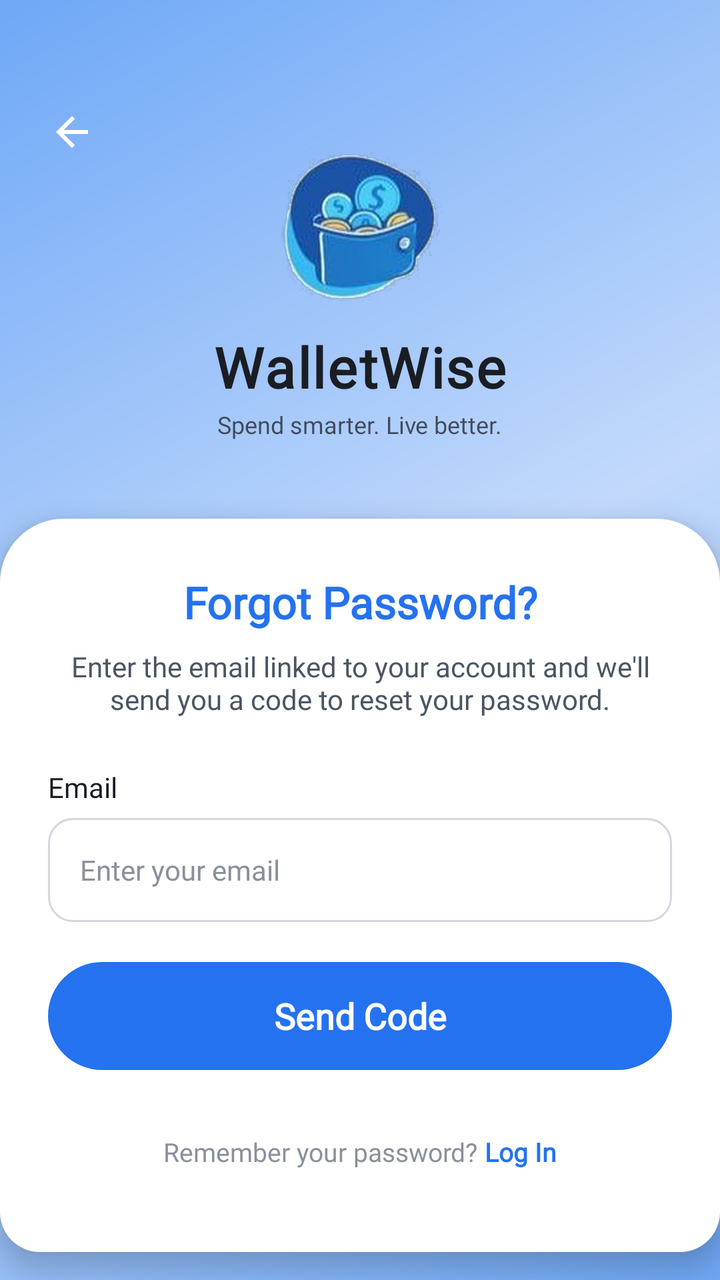
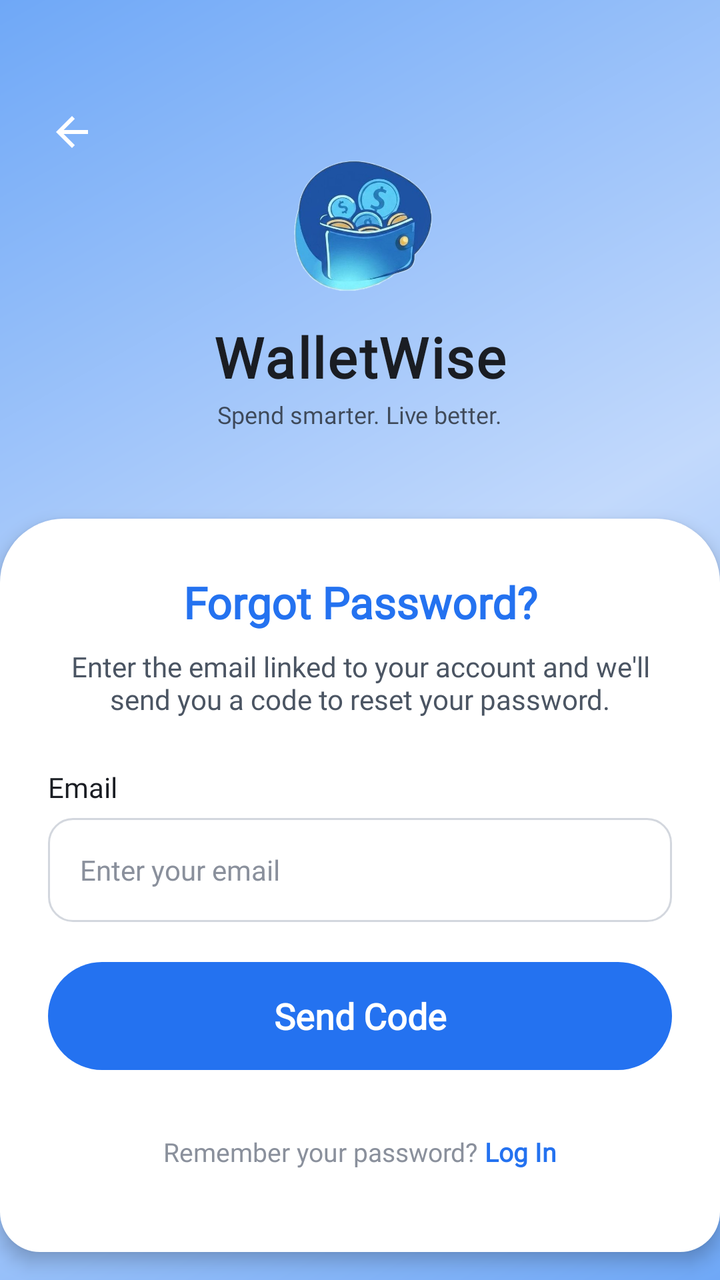

Screens rendered from an Android XML layout before and after an edit, with the pre-edit source and the edit as a unified diff.
<!-- AndroidManifest.xml: activity theme Theme.ExpenceAndBudgetTracker -->
<!-- res/layout/activity_forgot_password.xml -->
<?xml version="1.0" encoding="utf-8"?>
<androidx.core.widget.NestedScrollView
    xmlns:android="http://schemas.android.com/apk/res/android"
    xmlns:app="http://schemas.android.com/apk/res-auto"
    xmlns:tools="http://schemas.android.com/tools"

    android:layout_width="match_parent"
    android:layout_height="match_parent"

    android:background="@drawable/bg_gradient"

    android:fillViewport="true"
    android:clipToPadding="false"

    tools:context=".auth.ForgotPasswordActivity">


    <LinearLayout
        android:layout_width="match_parent"
        android:layout_height="wrap_content"

        android:orientation="vertical">


        
        
        

        <FrameLayout
            android:layout_width="match_parent"
            android:layout_height="285dp">


            
            
            

            <ImageButton
                android:id="@+id/btnBack"

                android:layout_width="48dp"
                android:layout_height="48dp"

                android:layout_gravity="top|start"

                android:layout_marginStart="12dp"
                android:layout_marginTop="42dp"

                android:background="?attr/selectableItemBackgroundBorderless"

                android:contentDescription="Back"

                android:padding="12dp"

                android:src="@drawable/baseline_arrow_back_24"

                app:tint="@color/neutral_0" />


            
            
            

            <LinearLayout
                android:layout_width="wrap_content"
                android:layout_height="wrap_content"

                android:layout_gravity="center"

                android:gravity="center"

                android:orientation="vertical">


                

                <ImageView
                    android:id="@+id/imgLogo"

                    android:layout_width="95dp"
                    android:layout_height="95dp"

                    android:adjustViewBounds="true"

                    android:contentDescription="WalletWise Logo"

                    android:scaleType="fitCenter"

                    android:src="@drawable/walletwise_logo" />


                

                <TextView
                    android:id="@+id/tvWalletWise"

                    android:layout_width="wrap_content"
                    android:layout_height="wrap_content"

                    android:layout_marginTop="5dp"

                    android:fontFamily="@font/dosis_extrabold"

                    android:text="WalletWise"

                    android:textColor="@color/text_primary_light"

                    android:textSize="28sp"

                    android:textStyle="bold"

                    android:letterSpacing="0.03" />


                

                <TextView
                    android:layout_width="wrap_content"
                    android:layout_height="wrap_content"

                    android:layout_marginTop="2dp"

                    android:fontFamily="@font/molengo_regular"

                    android:text="Spend smarter. Live better."

                    android:textColor="@color/text_primary_light"

                    android:textSize="12sp"

                    android:alpha="0.75" />

            </LinearLayout>

        </FrameLayout>


        
        
        

        <LinearLayout
            android:id="@+id/formCard"

            android:layout_width="match_parent"
            android:layout_height="wrap_content"

            android:layout_marginTop="-26dp"

            android:background="@drawable/bg_login_card"

            android:elevation="7dp"

            android:orientation="vertical"

            android:paddingStart="24dp"
            android:paddingTop="27dp"
            android:paddingEnd="24dp"
            android:paddingBottom="26dp">


            
            
            

            <TextView
                android:layout_width="match_parent"
                android:layout_height="wrap_content"

                android:fontFamily="@font/dosis_extrabold"

                android:text="Forgot Password?"

                android:textAlignment="center"

                android:textColor="@color/primary_500"

                android:textSize="22sp"

                android:textStyle="bold" />


            
            
            

            <TextView
                android:id="@+id/tvSubtitle"

                android:layout_width="match_parent"
                android:layout_height="wrap_content"

                android:layout_marginTop="8dp"

                android:fontFamily="@font/molengo_regular"

                android:text="Enter the email linked to your account and we'll send you a code to reset your password."

                android:textAlignment="center"

                android:textColor="@color/text_secondary_light"

                android:textSize="14sp" />


            
            
            

            <TextView
                android:layout_width="wrap_content"
                android:layout_height="wrap_content"

                android:layout_marginTop="25dp"

                android:fontFamily="@font/dosis_semibold"

                android:text="Email"

                android:textColor="@color/text_primary_light"

                android:textSize="14sp" />


            <EditText
                android:id="@+id/etEmail"

                android:layout_width="match_parent"
                android:layout_height="52dp"

                android:layout_marginTop="6dp"

                android:background="@drawable/bg_input_box"

                android:fontFamily="@font/molengo_regular"

                android:hint="Enter your email"

                android:inputType="textEmailAddress"

                android:paddingStart="16dp"
                android:paddingEnd="16dp"

                android:singleLine="true"

                android:textColor="@color/text_primary_light"

                android:textColorHint="@color/neutral_500"

                android:textSize="14sp" />


            
            
            

            <Button
                android:id="@+id/btnSendCode"

                android:layout_width="match_parent"
                android:layout_height="54dp"

                android:layout_marginTop="20dp"

                android:background="@drawable/bg_gradient_pill_button"

                android:backgroundTint="@null"

                android:fontFamily="@font/dosis_extrabold"

                android:stateListAnimator="@null"

                android:text="Send Code"

                android:textAllCaps="false"

                android:textColor="@color/neutral_0"

                android:textSize="18sp"

                android:textStyle="bold" />


            
            
            

            <LinearLayout
                android:layout_width="match_parent"
                android:layout_height="wrap_content"

                android:layout_marginTop="17dp"

                android:gravity="center"

                android:orientation="horizontal">


                <TextView
                    android:layout_width="wrap_content"
                    android:layout_height="wrap_content"

                    android:fontFamily="@font/dosis_semibold"

                    android:text="Remember your password? "

                    android:textColor="@color/neutral_500"

                    android:textSize="13sp" />


                <TextView
                    android:id="@+id/tvGoToLogIn"

                    android:layout_width="wrap_content"
                    android:layout_height="48dp"

                    android:gravity="center"

                    android:fontFamily="@font/dosis_bold"

                    android:text="Log In"

                    android:textColor="@color/primary_500"

                    android:textSize="13sp"

                    android:textStyle="bold" />

            </LinearLayout>


        </LinearLayout>

    </LinearLayout>

</androidx.core.widget.NestedScrollView>
<!-- resources referenced by this layout -->
<resources>
  <color name="neutral_0">#FFFFFF</color>
  <color name="neutral_500">#8A909C</color>
  <color name="primary_500">#2472F0</color>
  <color name="text_primary_light">@color/neutral_900</color>
  <color name="text_secondary_light">@color/neutral_700</color>
  <!-- drawable baseline_arrow_back_24 (drawable) -->
  <vector xmlns:android="http://schemas.android.com/apk/res/android" android:autoMirrored="true" android:height="24dp" android:tint="#000000" android:viewportHeight="24" android:viewportWidth="24" android:width="24dp">
        
      <path android:fillColor="@android:color/black" android:pathData="M20,11H7.83l5.59,-5.59L12,4l-8,8 8,8 1.41,-1.41L7.83,13H20v-2z"/>
      
  </vector>
  <!-- drawable bg_gradient (drawable) -->
  <?xml version="1.0" encoding="utf-8"?>
  <shape xmlns:android="http://schemas.android.com/apk/res/android"
      android:shape="rectangle">
      <gradient
          android:type="linear"
          android:angle="135"
          android:startColor="@color/primary_300"
          android:centerColor="@color/primary_100"
          android:endColor="@color/primary_300" />
  </shape>
  <!-- drawable bg_gradient_pill_button (drawable) -->
  <?xml version="1.0" encoding="utf-8"?>
  <shape xmlns:android="http://schemas.android.com/apk/res/android"
      android:shape="rectangle">
  
      <solid android:color="@color/primary_500" />
  
      <corners android:radius="28dp" />
  
  </shape>
  <!-- drawable bg_input_box (drawable) -->
  <?xml version="1.0" encoding="utf-8"?>
  <shape xmlns:android="http://schemas.android.com/apk/res/android"
      android:shape="rectangle">
      <solid android:color="@color/neutral_0" />
      <stroke
          android:width="1dp"
          android:color="@color/neutral_300" />
      <corners android:radius="12dp" />
  </shape>
  <!-- drawable bg_login_card (drawable) -->
  <?xml version="1.0" encoding="utf-8"?>
  <shape xmlns:android="http://schemas.android.com/apk/res/android"
      android:shape="rectangle">
  
      <solid
          android:color="@color/neutral_0" />
  
      <corners
          android:topLeftRadius="32dp"
          android:topRightRadius="32dp"
          android:bottomLeftRadius="20dp"
          android:bottomRightRadius="20dp" />
  
      <padding
          android:left="0dp"
          android:top="0dp"
          android:right="0dp"
          android:bottom="0dp" />
  
  </shape>
  <!-- drawable walletwise_logo: png bitmap (drawable, 579250 bytes) -->
  <color name="neutral_900">#1A1D23</color>
  <color name="neutral_700">#4B5563</color>
  <color name="primary_300">#6FA8F7</color>
  <color name="primary_100">#C2D9FC</color>
  <color name="neutral_300">#D3D7DE</color>
  <color name="primary_900">#082456</color>
  <color name="accent_500">#FFA800</color>
  <color name="accent_100">#FFE9C2</color>
  <color name="accent_700">#CC8600</color>
  <color name="expense_red">#E5484D</color>
  <color name="background_light">@color/neutral_50</color>
  <color name="surface_light">@color/neutral_0</color>
  <color name="primary_700">#1447A8</color>
  <color name="neutral_50">#F7F8FA</color>
  <!-- unchanged entries left out for length: 1 -->
</resources>

<!-- the commit's change to res/layout/activity_forgot_password.xml (unified diff, before → after) -->
@@ -57,6 +57,7 @@
                 app:tint="@color/neutral_0" />
 
 
+
             
             
             
@@ -77,8 +78,8 @@
                 <ImageView
                     android:id="@+id/imgLogo"
 
-                    android:layout_width="95dp"
-                    android:layout_height="95dp"
+                    android:layout_width="85dp"
+                    android:layout_height="85dp"
 
                     android:adjustViewBounds="true"
 
@@ -86,7 +87,7 @@
 
                     android:scaleType="fitCenter"
 
-                    android:src="@drawable/walletwise_logo" />
+                    android:src="@drawable/wallet_icon_transparent" />
 
 
                 
@@ -149,7 +150,7 @@
 
             android:background="@drawable/bg_login_card"
 
-            android:elevation="7dp"
+            android:elevation="5dp"
 
             android:orientation="vertical"
 
<!-- resource entries referenced after the edit -->
@@ -63,7 +63,7 @@
           android:bottom="0dp" />
   
   </shape>
-  <!-- drawable walletwise_logo: png bitmap (drawable, 579250 bytes) -->
+  <!-- drawable wallet_icon_transparent: png bitmap (drawable, 156588 bytes) -->
   <color name="neutral_900">#1A1D23</color>
   <color name="neutral_700">#4B5563</color>
   <color name="primary_300">#6FA8F7</color>
